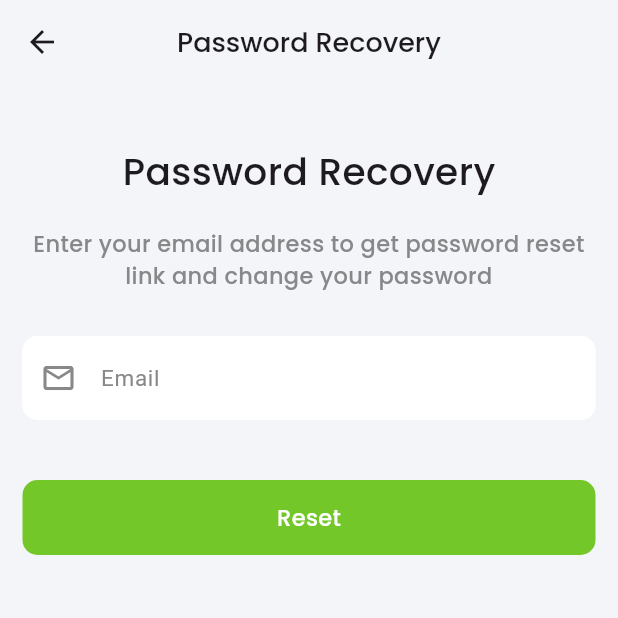
After one commit to Megan-IT-Solution/Niligiris-User-App, a Flutter app: the ForgotPasswordScreen screen opened directly, on a phone screen of 412 x 824 dp, the top half of it. The commit adds this screen. Run offline on Flutter 3.47's test engine with Material 3 defaults, Android fonts, the phone set to English and light mode, and no system bars; our stand-ins replace get, google_fonts, smooth_page_indicator.

Commit message:
Forgot Password Screen Done

```diff
--- a/lib/constants/app_text_styles.dart
+++ b/lib/constants/app_text_styles.dart
@@ -14,4 +14,8 @@ class AppTextStyles {
     fontSize: 15,
     fontWeight: FontWeight.w500,
   );
+  static TextStyle h2 = GoogleFonts.poppins(
+    fontSize: 18,
+    fontWeight: FontWeight.w500,
+  );
 }
--- /dev/null
+++ b/lib/screens/auth/forgot_password_screen.dart
@@ -0,0 +1,53 @@
+import 'package:flutter/material.dart';
+import 'package:nilgiris/constants/app_text_styles.dart';
+import 'package:nilgiris/screens/onboarding/onboarding_screen.dart';
+import 'package:nilgiris/widgets/text_inputs.dart';
+
+import '../../constants/app_colors.dart';
+
+class ForgotPasswordScreen extends StatelessWidget {
+  const ForgotPasswordScreen({super.key});
+
+  @override
+  Widget build(BuildContext context) {
+    return Scaffold(
+      backgroundColor: Color(0xFFF4F5F9),
+
+      appBar: AppBar(
+        backgroundColor: Color(0xFFF4F5F9),
+        title: Text("Password Recovery", style: AppTextStyles.h2),
+        centerTitle: true,
+      ),
+      body: Padding(
+        padding: const EdgeInsets.symmetric(horizontal: 15),
+        child: Column(
+          children: [
+            SizedBox(height: 40),
+            Center(
+              child: Text(
+                "Password Recovery",
+                style: AppTextStyles.h1.copyWith(fontSize: 25),
+              ),
+            ),
+            SizedBox(height: 20),
+            Text(
+              "Enter your email address to get password reset link and change your password",
+              textAlign: TextAlign.center,
+              style: AppTextStyles.h1.copyWith(
+                fontSize: 15,
+                color: AppColors.lightGrey,
+              ),
+            ),
+            SizedBox(height: 30),
+            CustomTextInput(
+              hintText: "Email",
+              prefixIcon: Icons.email_outlined,
+            ),
+            SizedBox(height: 40),
+            PrimaryButton(title: "Reset"),
+          ],
+        ),
+      ),
+    );
+  }
+}
--- a/lib/screens/first_screen/first_screen.dart
+++ b/lib/screens/first_screen/first_screen.dart
@@ -12,7 +12,7 @@ class FirstScreen extends StatelessWidget {
   @override
   Widget build(BuildContext context) {
     return Scaffold(
-      backgroundColor: AppColors.primaryWhite.withValues(alpha: 0.9),
+      backgroundColor: Color(0xFFF4F5F9),
       body: Column(
         crossAxisAlignment: CrossAxisAlignment.start,
         children: [
--- a/lib/screens/splash/splash_screen.dart
+++ b/lib/screens/splash/splash_screen.dart
@@ -23,6 +23,6 @@ class _SplashScreenState extends State<SplashScreen> {
 
   @override
   Widget build(BuildContext context) {
-    return Scaffold(body: Center(child: LogoWidget(height: 200, width: 300)));
+    return Scaffold(body: Center(child: LogoWidget(height: 300, width: 400)));
   }
 }
```
Also changed, not shown: lib/screens/auth/login_screen.dart (+6 -2 lines), lib/screens/auth/widgets/remember_me_and_forgot_pass_portion.dart (+15 -6 lines).
